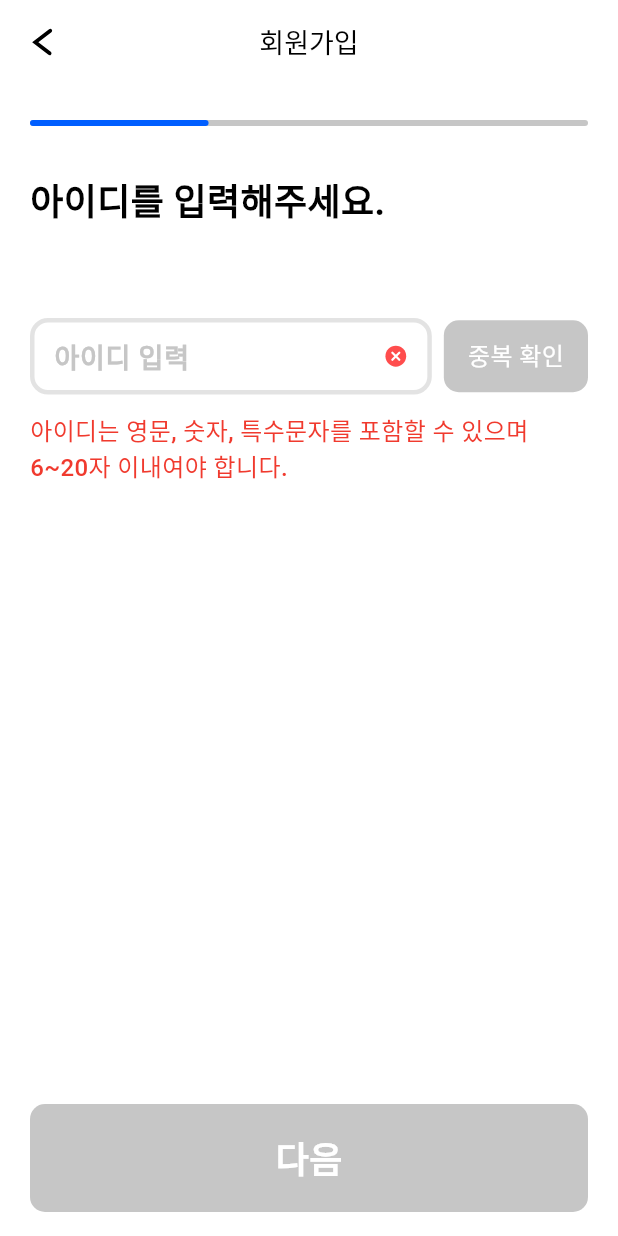
After one commit to howWeather/howWeather-Client, a Flutter app: the SignUpId screen opened by its route, on a phone screen of 412 x 824 dp. The commit adds this screen. Run offline on Flutter 3.47's test engine with Material 3 defaults, Android fonts, the phone set to English and light mode, and no system bars; our stand-ins replace flutter_riverpod, flutter_svg, go_router; Roboto replaces fonts that are missing (Pretendard); project files that could hold a hidden picture were left out.

Commit message:
feat: signup id screen (#4)

```diff
--- a/lib/main.dart
+++ b/lib/main.dart
@@ -1,6 +1,7 @@
 import 'package:client/designs/HowWeatherColor.dart';
 import 'package:client/screens/signSplash.dart';
 import 'package:client/screens/signUp/signUpEmail.dart';
+import 'package:client/screens/signUp/signUpId.dart';
 import 'package:flutter/material.dart';
 import 'package:flutter_riverpod/flutter_riverpod.dart';
 import 'package:go_router/go_router.dart';
@@ -16,6 +17,10 @@ final routerProvider = Provider<GoRouter>((ref) {
       GoRoute(
         path: '/signUp/email',
         builder: (context, state) => SignUpEmail(),
+      ),
+      GoRoute(
+        path: '/signUp/id',
+        builder: (context, state) => SignUpId(),
       ),
     ],
   );
--- a/lib/screens/signSplash.dart
+++ b/lib/screens/signSplash.dart
@@ -91,7 +91,7 @@ class SignSplash extends ConsumerWidget {
                 children: [
                   InkWell(
                     onTap: () {
-                      context.go('/signUp/email');
+                      context.push('/signUp/email');
                     },
                     child: Medium_18px(
                       text: "회원가입",
--- a/lib/screens/signUp/signUpEmail.dart
+++ b/lib/screens/signUp/signUpEmail.dart
@@ -18,6 +18,7 @@ class SignUpEmail extends ConsumerWidget {
       final emailDomain = ref.watch(emailDomainProvider);
       return emailId.isNotEmpty && emailDomain.isNotEmpty;
     });
+
     final isAllValid = ref.watch(isAllValidProvider);
 
     return Scaffold(
@@ -28,7 +29,7 @@ class SignUpEmail extends ConsumerWidget {
         centerTitle: true,
         leading: InkWell(
           onTap: () {
-            context.go('/');
+            context.pop();
           },
           child: SvgPicture.asset(
             "assets/icons/chevron-left.svg",
@@ -93,7 +94,7 @@ class SignUpEmail extends ConsumerWidget {
                         color: HowWeatherColor.neutral[200],
                       ),
                       contentPadding:
-                          EdgeInsets.symmetric(horizontal: 12, vertical: 16),
+                          EdgeInsets.symmetric(horizontal: 12, vertical: 12),
                     ),
                   ),
                 ),
@@ -138,7 +139,7 @@ class SignUpEmail extends ConsumerWidget {
                         color: HowWeatherColor.neutral[200],
                       ),
                       contentPadding:
-                          EdgeInsets.symmetric(horizontal: 12, vertical: 16),
+                          EdgeInsets.symmetric(horizontal: 12, vertical: 12),
                     ),
                   ),
                 ),
@@ -155,7 +156,7 @@ class SignUpEmail extends ConsumerWidget {
     return GestureDetector(
       onTap: isAllValid
           ? () {
-              context.go('/signUp/password');
+              context.push('/signUp/id');
             }
           : null,
       child: Container(
--- /dev/null
+++ b/lib/screens/signUp/signUpId.dart
@@ -0,0 +1,220 @@
+import 'package:client/designs/HowWeatherColor.dart';
+import 'package:client/designs/HowWeatherTypo.dart';
+import 'package:flutter/material.dart';
+import 'package:flutter_riverpod/flutter_riverpod.dart';
+import 'package:flutter_svg/svg.dart';
+import 'package:go_router/go_router.dart';
+
+final idProvider = StateProvider<String>((ref) => '');
+final duplicateCheckedProvider = StateProvider<bool>((ref) => false);
+final duplicateProvider = StateProvider<String>((ref) => '');
+
+// 아이디 형식 유효성 검사 (6~20자, 영문/숫자/특수문자 가능)
+final isIdFormatValidProvider = Provider<bool>((ref) {
+  final id = ref.watch(idProvider);
+  final regex = RegExp(
+    r'^[a-zA-Z0-9!@#$%^&*()_+|~=`{}\[\]:";\<>?,.\/]{8,20}$',
+  );
+  return regex.hasMatch(id);
+});
+
+// 중복확인 버튼 활성화 조건
+final isDuplicateCheckEnabledProvider = Provider<bool>((ref) {
+  final isFormatValid = ref.watch(isIdFormatValidProvider);
+  final isChecked = ref.watch(duplicateCheckedProvider);
+  return isFormatValid && !isChecked;
+});
+
+// 최종 유효성
+final isAllValidProvider = Provider<bool>((ref) {
+  final isFormatValid = ref.watch(isIdFormatValidProvider);
+  final isDuplicate = ref.watch(duplicateProvider).isEmpty;
+  final isChecked = ref.watch(duplicateCheckedProvider);
+  return isFormatValid && isDuplicate && isChecked;
+});
+
+class SignUpId extends ConsumerWidget {
+  SignUpId({super.key});
+
+  Future<bool> checkIdDuplicate(String id) async {
+    await Future.delayed(Duration(milliseconds: 500));
+    return id == 'testtest';
+  }
+
+  @override
+  Widget build(BuildContext context, WidgetRef ref) {
+    final isDuplicate = ref.watch(duplicateProvider);
+    final isAllValid = ref.watch(isAllValidProvider);
+    final isDuplicateCheckEnabled = ref.watch(isDuplicateCheckEnabledProvider);
+    final isFormatValid = ref.watch(isIdFormatValidProvider);
+
+    return Scaffold(
+      backgroundColor: HowWeatherColor.white,
+      appBar: AppBar(
+        backgroundColor: Colors.transparent,
+        title: Medium_18px(text: "회원가입"),
+        centerTitle: true,
+        leading: InkWell(
+          onTap: () {
+            context.pop();
+          },
+          child: SvgPicture.asset(
+            "assets/icons/chevron-left.svg",
+            fit: BoxFit.scaleDown,
+            height: 20,
+            width: 20,
+          ),
+        ),
+      ),
+      body: Container(
+        padding: EdgeInsets.symmetric(horizontal: 20, vertical: 24),
+        child: Column(
+          crossAxisAlignment: CrossAxisAlignment.start,
+          children: [
+            LinearProgressIndicator(
+              value: 0.32,
+              backgroundColor: HowWeatherColor.neutral[200],
+              color: HowWeatherColor.primary[900],
+              borderRadius: BorderRadius.circular(10),
+            ),
+            SizedBox(height: 32),
+            Semibold_24px(text: "아이디를 입력해주세요."),
+            SizedBox(height: 60),
+            Row(
+              children: [
+                Expanded(
+                  child: TextFormField(
+                    onChanged: (value) {
+                      ref.read(idProvider.notifier).state = value;
+                      ref.read(duplicateProvider.notifier).state = '';
+                      ref.read(duplicateCheckedProvider.notifier).state = false;
+                    },
+                    style: TextStyle(
+                      fontSize: 18,
+                      fontWeight: FontWeight.w600,
+                      color: HowWeatherColor.black,
+                    ),
+                    decoration: InputDecoration(
+                      enabledBorder: OutlineInputBorder(
+                        borderRadius: BorderRadius.circular(12),
+                        borderSide: BorderSide(
+                          color: HowWeatherColor.neutral[100]!,
+                          width: 3,
+                        ),
+                      ),
+                      filled: true,
+                      fillColor: HowWeatherColor.neutral[50],
+                      focusedBorder: OutlineInputBorder(
+                        borderRadius: BorderRadius.circular(12),
+                        borderSide: BorderSide(
+                          color: HowWeatherColor.neutral[200]!,
+                          width: 3,
+                        ),
+                      ),
+                      floatingLabelBehavior: FloatingLabelBehavior.never,
+                      labelText: "아이디 입력",
+                      labelStyle: TextStyle(
+                        fontFamily: 'Pretendard',
+                        fontSize: 18,
+                        fontWeight: FontWeight.w600,
+                        color: HowWeatherColor.neutral[200],
+                      ),
+                      contentPadding:
+                          EdgeInsets.symmetric(horizontal: 12, vertical: 12),
+                      suffixIcon: isAllValid
+                          ? SvgPicture.asset(
+                              "assets/icons/circle-check.svg",
+                              fit: BoxFit.scaleDown,
+                            )
+                          : SvgPicture.asset(
+                              "assets/icons/circle-cancel.svg",
+                              fit: BoxFit.scaleDown,
+                            ),
+                    ),
+                  ),
+                ),
+                SizedBox(width: 8),
+                InkWell(
+                  onTap: isDuplicateCheckEnabled
+                      ? () async {
+                          final id = ref.read(idProvider);
+                          final result = await checkIdDuplicate(id);
+                          ref.read(duplicateProvider.notifier).state =
+                              result ? 'duplicated' : '';
+                          ref.read(duplicateCheckedProvider.notifier).state =
+                              true;
+                        }
+                      : null,
+                  child: Container(
+                    decoration: BoxDecoration(
+                      color: isDuplicateCheckEnabled
+                          ? HowWeatherColor.primary[900]
+                          : HowWeatherColor.neutral[200],
+                      borderRadius: BorderRadius.circular(10),
+                    ),
+                    padding: EdgeInsets.symmetric(horizontal: 16, vertical: 12),
+                    child: Medium_16px(
+                      text: "중복 확인",
+                      color: HowWeatherColor.white,
+                    ),
+                  ),
+                ),
+              ],
+            ),
+            SizedBox(
+              height: 12,
+            ),
+            if (isFormatValid)
+              SizedBox()
+            else
+              Medium_16px(
+                text: "아이디는 영문, 숫자, 특수문자를 포함할 수 있으며 \n6~20자 이내여야 합니다.",
+                color: HowWeatherColor.error,
+              ),
+            if (isDuplicate == 'duplicated')
+              Medium_16px(
+                text: "이미 존재하는 아이디입니다.",
+                color: HowWeatherColor.error,
+              ),
+            if (isAllValid)
+              Medium_16px(
+                text: "사용 가능한 아이디입니다.",
+                color: HowWeatherColor.primary[900],
+              ),
+          ],
+        ),
+      ),
+      bottomSheet: bottomSheetWidget(context, isAllValid),
+    );
+  }
+
+  Widget bottomSheetWidget(BuildContext context, bool isAllValid) {
+    return GestureDetector(
+      onTap: isAllValid
+          ? () {
+              context.push('/signUp/password');
+            }
+          : null,
+      child: Container(
+        width: double.maxFinite,
+        padding: EdgeInsets.symmetric(horizontal: 20, vertical: 16),
+        color: HowWeatherColor.white,
+        child: Container(
+          height: 72,
+          decoration: BoxDecoration(
+            borderRadius: BorderRadius.circular(10),
+            color: isAllValid
+                ? HowWeatherColor.primary[900]
+                : HowWeatherColor.neutral[200],
+          ),
+          child: Center(
+            child: Semibold_24px(
+              text: "다음",
+              color: HowWeatherColor.white,
+            ),
+          ),
+        ),
+      ),
+    );
+  }
+}
```
Also changed, not shown: assets/icons/circle-cancel.svg (added), assets/icons/circle-check.svg (added).
